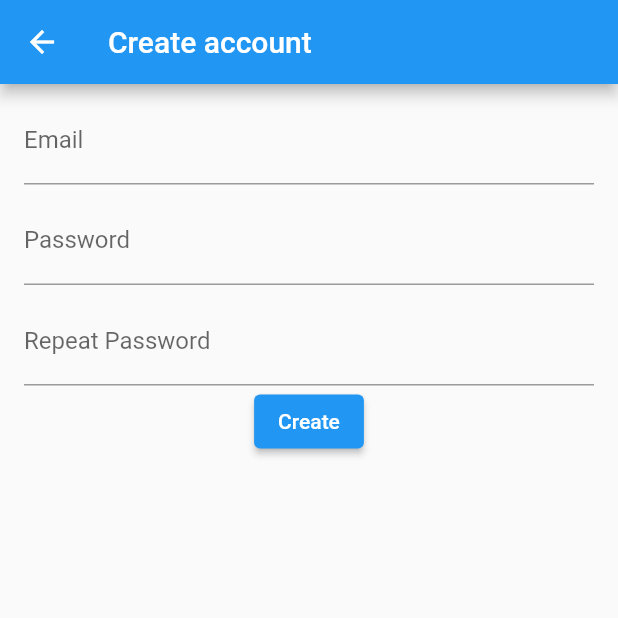
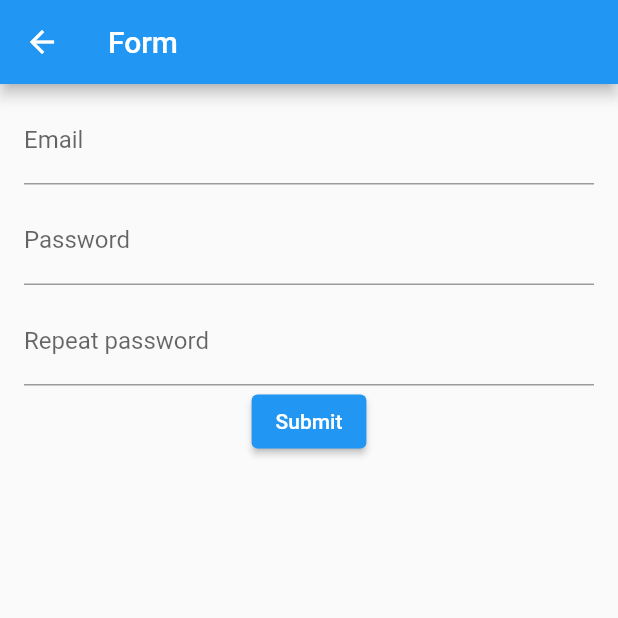
Before and after one commit to ArAChN/flutter_easy_localization_tutorial, a Flutter app: the screen it shows after launch, after a tap on "Form", on a phone screen of 412 x 824 dp, the top half of it. Run offline on Flutter 3.47's test engine with Material 2 defaults, Android fonts, the phone set to English and light mode, and no system bars; our stand-ins replace easy_localization.

```diff
--- a/lib/main.dart
+++ b/lib/main.dart
@@ -1,15 +1,28 @@
+import 'package:easy_localization/easy_localization.dart';
 import 'package:flutter/material.dart';
+import 'package:flutter_easy_localization/src/localization/supported_locales.dart';
 import 'package:flutter_easy_localization/src/navigation/routes.dart';
 
-void main() {
-  runApp(MyApp());
+void main() async {
+  WidgetsFlutterBinding.ensureInitialized();
+  await EasyLocalization.ensureInitialized();
+
+  runApp(EasyLocalization(
+    supportedLocales: supportedLocales,
+    path: 'assets/translations',
+    fallbackLocale: english,
+    child: MyApp(),
+  ));
 }
 
 class MyApp extends StatelessWidget {
   @override
   Widget build(BuildContext context) {
     return MaterialApp(
-      title: 'Flutter Easy Localization Tutorial',
+      localizationsDelegates: context.localizationDelegates,
+      supportedLocales: context.supportedLocales,
+      locale: context.locale,
+      title: 'app_title'.tr(),
       onGenerateRoute: Routes.routes,
     );
   }
--- /dev/null
+++ b/lib/src/localization/supported_locales.dart
@@ -0,0 +1,11 @@
+import 'package:flutter/cupertino.dart';
+
+const english = Locale('en');
+const spanish = Locale('es');
+const chinese = Locale('zh');
+
+const supportedLocales = [
+  english,
+  spanish,
+  chinese,
+];
--- a/lib/src/widgets/form_example.dart
+++ b/lib/src/widgets/form_example.dart
@@ -1,3 +1,4 @@
+import 'package:easy_localization/easy_localization.dart';
 import 'package:flutter/material.dart';
 
 class FormExample extends StatefulWidget {
@@ -14,20 +15,20 @@ class _FormExampleState extends State<FormExample> {
   final _repeatPasswordController = TextEditingController();
 
   String? emailValidator(String? value) {
-    return (value == null || value.isEmpty) ? 'This is a required field' : null;
+    return (value == null || value.isEmpty) ? 'required_field'.tr() : null;
   }
 
   String? passwordValidator(String? value) {
-    if (value == null || value.isEmpty) return 'This is a required field';
-    if (value.length < 6) return 'Password should be at least 6 letters';
-    if (_passwordController.text != _repeatPasswordController.text) return 'Password do not match';
+    if (value == null || value.isEmpty) return 'required_field'.tr();
+    if (value.length < 6) return 'password_length'.tr();
+    if (_passwordController.text != _repeatPasswordController.text) return 'password_match'.tr();
     return null;
   }
 
   @override
   Widget build(BuildContext context) {
     return Scaffold(
-      appBar: AppBar(title: Text('Create account')),
+      appBar: AppBar(title: Text('form'.tr())),
       body: Form(
         key: _formKey,
         child: Padding(
@@ -38,27 +39,27 @@ class _FormExampleState extends State<FormExample> {
               SizedBox(height: 8),
               TextFormField(
                 controller: _emailController,
-                decoration: InputDecoration(labelText: 'Email'),
+                decoration: InputDecoration(labelText: 'email'.tr()),
                 validator: emailValidator,
               ),
               SizedBox(height: 8),
               TextFormField(
                 controller: _passwordController,
-                decoration: InputDecoration(labelText: 'Password'),
+                decoration: InputDecoration(labelText: 'password'.tr()),
                 validator: passwordValidator,
               ),
               SizedBox(height: 8),
               TextFormField(
                 controller: _repeatPasswordController,
-                decoration: InputDecoration(labelText: 'Repeat Password'),
+                decoration: InputDecoration(labelText: 'repeat_password'.tr()),
                 validator: passwordValidator,
               ),
               Center(
                 child: ElevatedButton(
-                  child: const Text('Create'),
+                  child: Text('submit'.tr()),
                   onPressed: () {
                     if (_formKey.currentState?.validate() == true) {
-                      final snackBar = SnackBar(content: Text('Account created!!!'));
+                      final snackBar = SnackBar(content: Text('submit_success'.tr()));
                       ScaffoldMessenger.of(context).showSnackBar(snackBar);
                     }
                   },
--- a/lib/src/widgets/home.dart
+++ b/lib/src/widgets/home.dart
@@ -1,3 +1,4 @@
+import 'package:easy_localization/easy_localization.dart';
 import 'package:flutter/material.dart';
 import 'package:flutter_easy_localization/src/navigation/routes.dart';
 
@@ -6,7 +7,7 @@ class HomeWidget extends StatelessWidget {
   Widget build(BuildContext context) {
     return Scaffold(
       appBar: AppBar(
-        title: Text('Choose an option'),
+        title: Text('choose_an_option'.tr()),
       ),
       body: Container(
         padding: EdgeInsets.symmetric(horizontal: 48),
@@ -16,11 +17,11 @@ class HomeWidget extends StatelessWidget {
           children: <Widget>[
             ElevatedButton(
               onPressed: () => Navigator.pushNamed(context, Routes.counterExample),
-              child: Text('Counter'),
+              child: Text('counter'.tr()),
             ),
             ElevatedButton(
               onPressed: () => Navigator.pushNamed(context, Routes.formExample),
-              child: Text('Form'),
+              child: Text('form'.tr()),
             ),
           ],
         ),
--- a/pubspec.yaml
+++ b/pubspec.yaml
@@ -10,6 +10,8 @@ dependencies:
   flutter:
     sdk: flutter
 
+  easy_localization: ^3.0.0
+
 
 dev_dependencies:
   flutter_test:
@@ -17,3 +19,6 @@ dev_dependencies:
 
 flutter:
   uses-material-design: true
+
+  assets:
+    - assets/translations/
```
Also changed, not shown: assets/translations/en.json (added, +24 -0 lines), assets/translations/es.json (added, +24 -0 lines), assets/translations/zh.json (added, +24 -0 lines), lib/src/widgets/counter_example.dart (+6 -5 lines), pubspec.lock, 3 other files.
